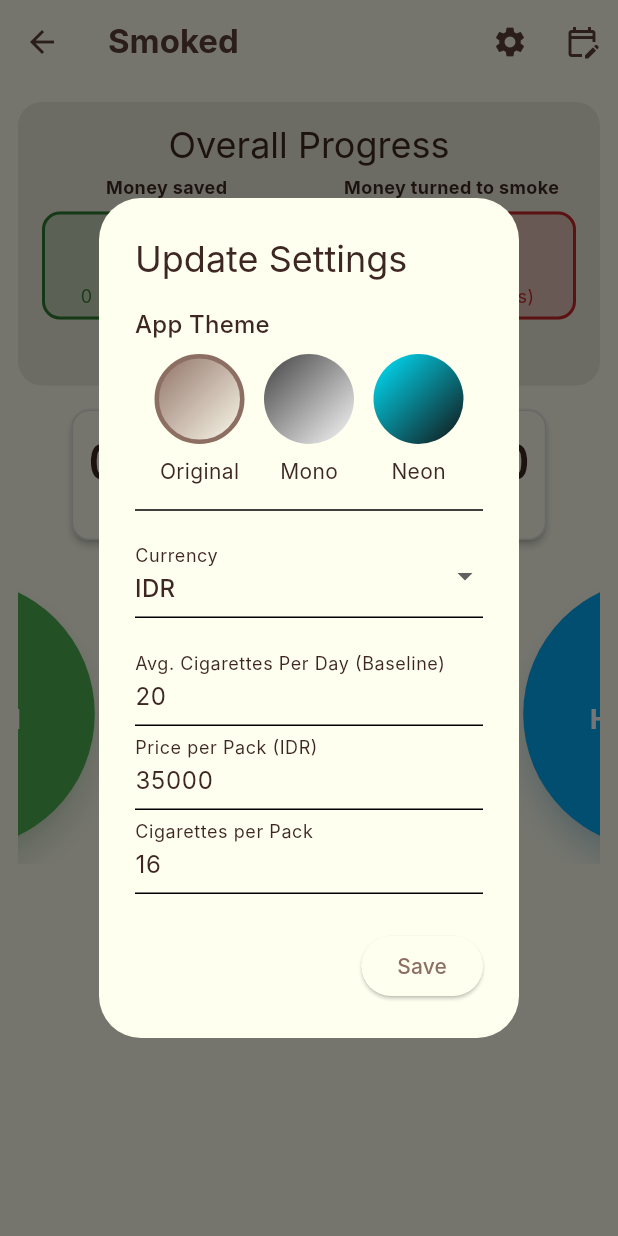
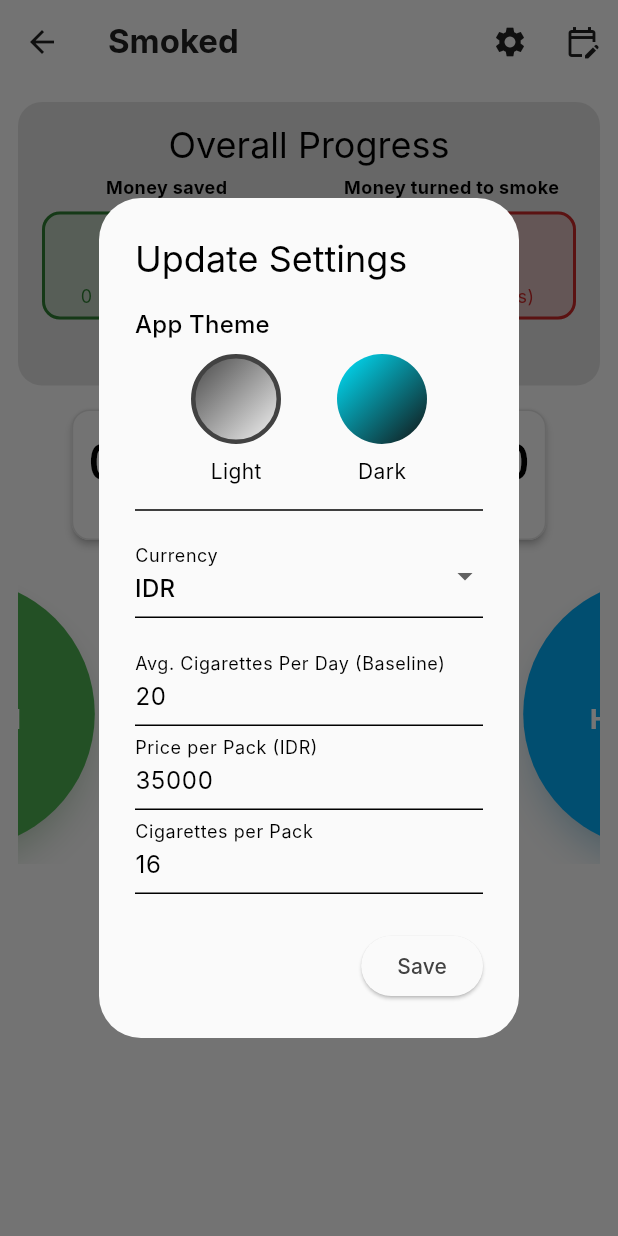
Before and after one commit to ryndaman/Smoked_app_1, a Flutter app: the LogScreen screen opened directly, after a tap on the "settings" icon, on a phone screen of 412 x 824 dp. Run offline on Flutter 3.47's test engine with Material 3 defaults, Android fonts, the phone set to English and light mode, and no system bars; our stand-ins replace csv, fl_chart, font_awesome_flutter, share_plus, shared_preferences; accounts and stored records are empty; Roboto replaces fonts that are missing (Inter); statements that could not run were skipped.

Commit message:
feat: fixed theme issues - resulting two simplified theme settings

```diff
--- a/lib/providers/theme_provider.dart
+++ b/lib/providers/theme_provider.dart
@@ -8,31 +8,29 @@ class ThemeProvider with ChangeNotifier {
   static const _themeKey = 'app_theme';
   ThemeData _themeData;
 
-  ThemeProvider() : _themeData = AppThemes.original {
+  ThemeProvider() : _themeData = AppThemes.lightTheme {
+    // Set a default light theme
     _loadTheme();
   }
 
   ThemeData get themeData => _themeData;
   AppTheme get currentTheme {
-    if (_themeData == AppThemes.lightMonochrome) {
-      return AppTheme.lightMonochrome;
+    if (_themeData == AppThemes.darkTheme) {
+      // Check against the new dark theme
+      return AppTheme.dark;
     }
-    if (_themeData == AppThemes.darkNeon) {
-      return AppTheme.darkNeon;
-    }
-    return AppTheme.original;
+    return AppTheme.light; // Default to light
   }
 
   Future<void> _loadTheme() async {
     final prefs = await SharedPreferences.getInstance();
-    final themeName = prefs.getString(_themeKey) ?? AppTheme.original.name;
+    final themeName =
+        prefs.getString(_themeKey) ?? AppTheme.light.name; // Default to 'light'
 
-    if (themeName == AppTheme.lightMonochrome.name) {
-      _themeData = AppThemes.lightMonochrome;
-    } else if (themeName == AppTheme.darkNeon.name) {
-      _themeData = AppThemes.darkNeon;
+    if (themeName == AppTheme.dark.name) {
+      _themeData = AppThemes.darkTheme;
     } else {
-      _themeData = AppThemes.original;
+      _themeData = AppThemes.lightTheme;
     }
     notifyListeners();
   }
@@ -40,15 +38,12 @@ class ThemeProvider with ChangeNotifier {
   Future<void> setTheme(AppTheme theme) async {
     final prefs = await SharedPreferences.getInstance();
 
-    if (theme == AppTheme.lightMonochrome) {
-      _themeData = AppThemes.lightMonochrome;
-    } else if (theme == AppTheme.darkNeon) {
-      _themeData = AppThemes.darkNeon;
+    if (theme == AppTheme.dark) {
+      _themeData = AppThemes.darkTheme;
     } else {
-      _themeData = AppThemes.original;
+      _themeData = AppThemes.lightTheme;
     }
 
-    // CORRECTED: Changed '_key' to the correct constant '_themeKey'
     await prefs.setString(_themeKey, theme.name);
     notifyListeners();
   }
--- a/lib/screens/log_screen.dart
+++ b/lib/screens/log_screen.dart
@@ -157,33 +157,24 @@ class _LogScreenState extends State<LogScreen> {
                   Row(
                     mainAxisAlignment: MainAxisAlignment.spaceEvenly,
                     children: [
+                      // Updated Light Theme Chip
                       _ThemeSelectionChip(
-                        theme: AppTheme.original,
-                        label: "Original",
+                        theme: AppTheme.light,
+                        label: "Light",
                         isSelected:
-                            themeProvider.currentTheme == AppTheme.original,
+                            themeProvider.currentTheme == AppTheme.light,
                         onTap: () {
-                          themeProvider.setTheme(AppTheme.original);
+                          themeProvider.setTheme(AppTheme.light);
                           setDialogState(() {});
                         },
                       ),
+                      // Updated Dark Theme Chip
                       _ThemeSelectionChip(
-                        theme: AppTheme.lightMonochrome,
-                        label: "Mono",
-                        isSelected: themeProvider.currentTheme ==
-                            AppTheme.lightMonochrome,
+                        theme: AppTheme.dark,
+                        label: "Dark",
+                        isSelected: themeProvider.currentTheme == AppTheme.dark,
                         onTap: () {
-                          themeProvider.setTheme(AppTheme.lightMonochrome);
-                          setDialogState(() {});
-                        },
-                      ),
-                      _ThemeSelectionChip(
-                        theme: AppTheme.darkNeon,
-                        label: "Neon",
-                        isSelected:
-                            themeProvider.currentTheme == AppTheme.darkNeon,
-                        onTap: () {
-                          themeProvider.setTheme(AppTheme.darkNeon);
+                          themeProvider.setTheme(AppTheme.dark);
                           setDialogState(() {});
                         },
                       ),
@@ -350,14 +341,11 @@ class _ThemeSelectionChip extends StatelessWidget {
   Widget build(BuildContext context) {
     ThemeData themeData;
     switch (theme) {
-      case AppTheme.lightMonochrome:
-        themeData = AppThemes.lightMonochrome;
-        break;
-      case AppTheme.darkNeon:
-        themeData = AppThemes.darkNeon;
+      case AppTheme.dark:
+        themeData = AppThemes.darkTheme; // Use new darkTheme
         break;
       default:
-        themeData = AppThemes.original;
+        themeData = AppThemes.lightTheme; // Use new lightTheme as default
     }
 
     return GestureDetector(
--- a/lib/utils/app_themes.dart
+++ b/lib/utils/app_themes.dart
@@ -1,43 +1,17 @@
-// lib/utils/app_themes.dart
-
 import 'package:flutter/material.dart';
 
 class AppThemes {
-  static final ThemeData original = ThemeData(
-    primaryColor: const Color(0xFF8D6E63),
-    scaffoldBackgroundColor: const Color(0xFFFFFFF0),
+  // NEW: Define the Light Theme
+  static final ThemeData lightTheme = ThemeData(
+    primaryColor: const Color(0xFF424242), // Dark Grey, can be adjusted
+    scaffoldBackgroundColor: const Color(0xFFFAFAFA), // Off-white background
     fontFamily: 'Inter',
     colorScheme: const ColorScheme.light(
-      primary: Color(0xFF8D6E63), // Brown
-      secondary: Color(0xFF5D4037), // Dark Brown
-      surface: Color(0xFFFFFFF0), // Ivory
+      primary: Color(0xFF424242), // Dark Grey for primary elements
+      secondary: Color(0xFF212121), // Almost Black for accents
+      surface: Color(0xFFFAFAFA), // Off-white surface
       onPrimary: Colors.white,
-      onSurface: Color(0xFF3E2723), // Darkest Brown
-      brightness: Brightness.light,
-    ),
-    appBarTheme: const AppBarTheme(
-      backgroundColor: Color(0xFFFFFFF0),
-      elevation: 0,
-      iconTheme: IconThemeData(color: Color(0xFF5D4037)),
-      titleTextStyle: TextStyle(
-        color: Color(0xFF5D4037),
-        fontSize: 22,
-        fontWeight: FontWeight.bold,
-        fontFamily: 'Inter',
-      ),
-    ),
-  );
-
-  static final ThemeData lightMonochrome = ThemeData(
-    primaryColor: const Color(0xFF424242),
-    scaffoldBackgroundColor: const Color(0xFFFAFAFA),
-    fontFamily: 'Inter',
-    colorScheme: const ColorScheme.light(
-      primary: Color(0xFF424242), // Dark Grey
-      secondary: Color(0xFF212121), // Almost Black
-      surface: Color(0xFFFAFAFA), // Off-white
-      onPrimary: Colors.white,
-      onSurface: Colors.black,
+      onSurface: Colors.black, // Black text on light surfaces
       brightness: Brightness.light,
     ),
     appBarTheme: const AppBarTheme(
@@ -53,16 +27,17 @@ class AppThemes {
     ),
   );
 
-  static final ThemeData darkNeon = ThemeData(
-    primaryColor: const Color(0xFF00E5FF),
-    scaffoldBackgroundColor: const Color(0xFF121212),
+  // Renamed from darkNeon to darkTheme
+  static final ThemeData darkTheme = ThemeData(
+    primaryColor: const Color(0xFF00E5FF), // Cyan, can be adjusted
+    scaffoldBackgroundColor: const Color(0xFF121212), // Dark background
     fontFamily: 'Inter',
     colorScheme: const ColorScheme.dark(
-      primary: Color(0xFF00E5FF), // Cyan
-      secondary: Color(0xFF00B8D4), // Darker Cyan
-      surface: Color(0xFF1E1E1E), // Dark Grey
+      primary: Color(0xFF00E5FF), // Cyan for primary elements
+      secondary: Color(0xFF00B8D4), // Darker Cyan for accents
+      surface: Color(0xFF1E1E1E), // Dark Grey surface
       onPrimary: Colors.black,
-      onSurface: Colors.white,
+      onSurface: Colors.white, // White text on dark surfaces
       brightness: Brightness.dark,
     ),
     appBarTheme: const AppBarTheme(
@@ -79,4 +54,4 @@ class AppThemes {
   );
 }
 
-enum AppTheme { original, lightMonochrome, darkNeon }
+enum AppTheme { light, dark } // Updated enum
```
